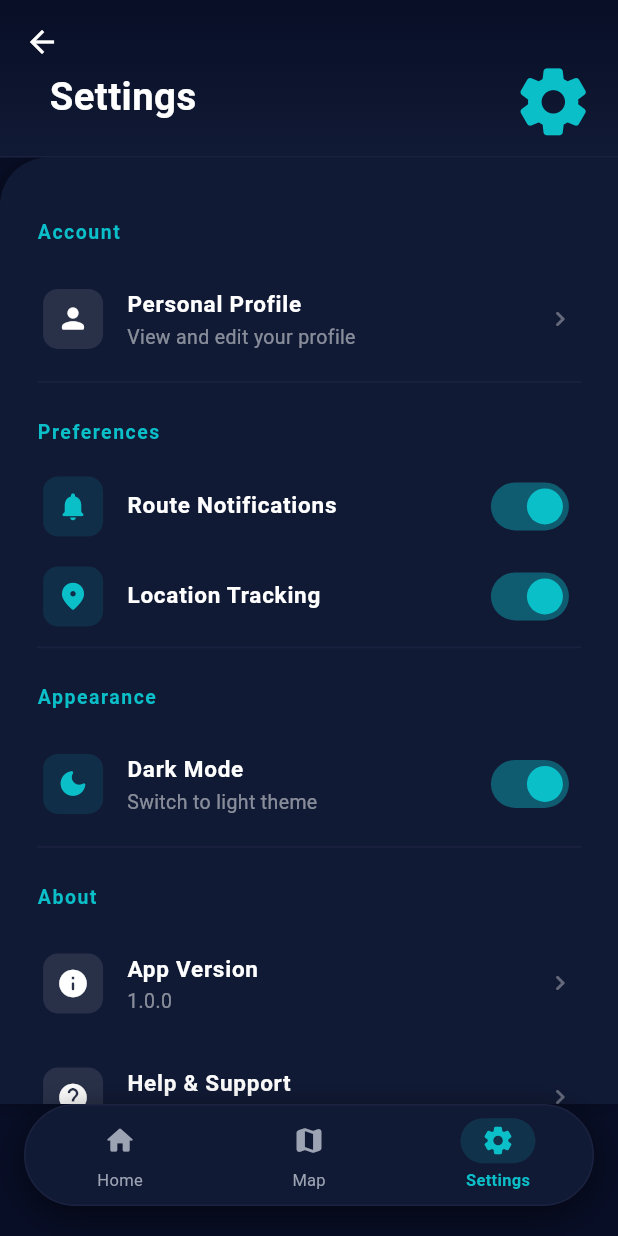
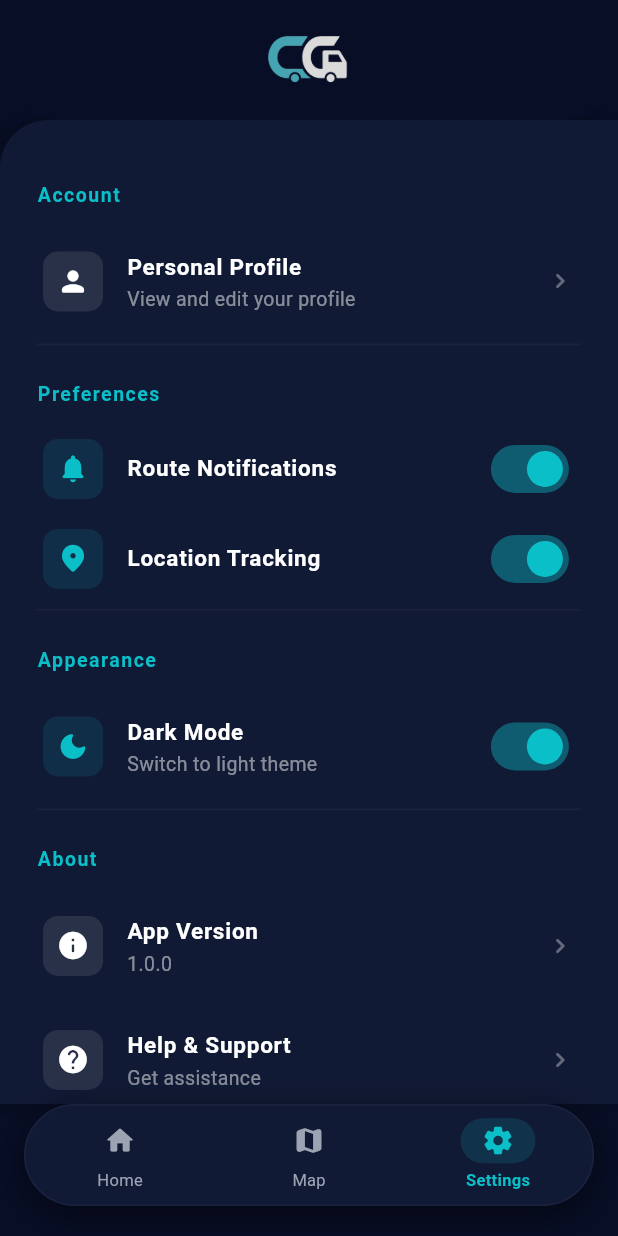
Before and after one commit to noms70/CleanCore, a Flutter app: the SettingsPage screen opened directly with empty values, on a phone screen of 412 x 824 dp. Run offline on Flutter 3.47's test engine with Material 3 defaults, Android fonts, the phone set to English and light mode, and no system bars; our stand-ins replace cloud_firestore, firebase_auth, firebase_core, firebase_messaging, fluttertoast, geocoding and 6 more; missing offline and left inert: flutter_polyline_points; accounts and stored records are empty; Roboto replaces fonts that are missing (Montserrat).

Commit message:
fix: update settings page

```diff
--- a/lib/views/settings_page.dart
+++ b/lib/views/settings_page.dart
@@ -2,7 +2,6 @@ import 'package:cc/services/auth_service.dart';
 import 'package:cc/utils/colors.dart';
 import 'package:cc/utils/theme_service.dart';
 import 'package:cc/views/auth/auth_landing_screen.dart';
-import 'package:cc/widgets/appbar.dart';
 import 'package:flutter/material.dart';
 import '../widgets/navbar.dart';
 import 'profile_page.dart';
@@ -31,9 +30,16 @@ class _SettingsPageState extends State<SettingsPage> {
     final surfaceColor = isDark ? AppCol.card : Colors.white;
 
     return Scaffold(
-      appBar: AppBuild().buildAppBar(
-        title: 'Settings',
-        icon: Icons.settings_rounded,
+      appBar: AppBar(
+        automaticallyImplyLeading: false,
+        backgroundColor: AppCol.primaryDark,
+        elevation: 0,
+        toolbarHeight: 80,
+        shape: const RoundedRectangleBorder(
+          borderRadius: BorderRadius.vertical(bottom: Radius.circular(40)),
+        ),
+        centerTitle: true,
+        title: Image.asset('assets/app_logo_2.png', height: 72, fit: BoxFit.contain),
       ),
       body: SafeArea(
         child: Container(
```
